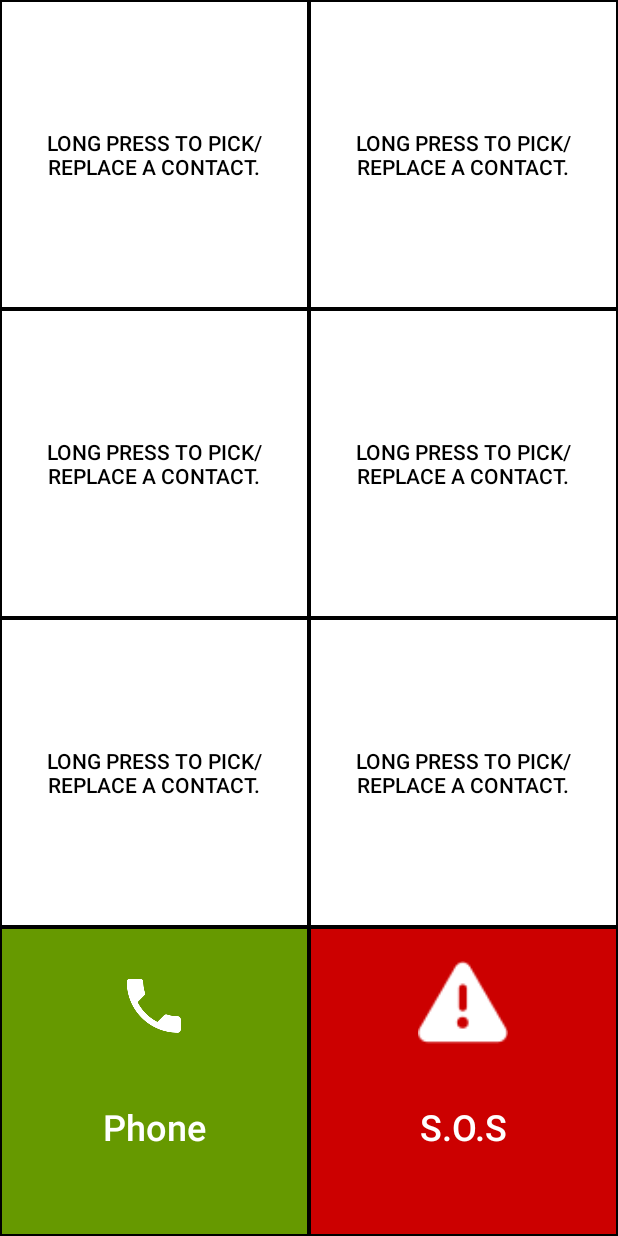
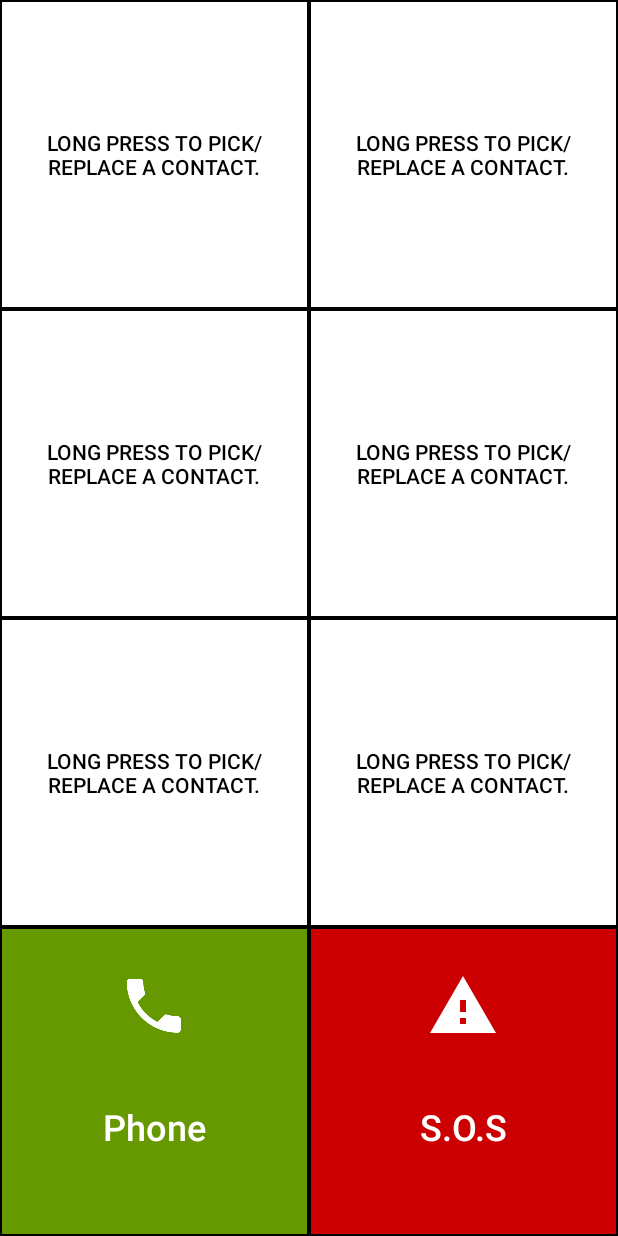
Before and after one commit to jatinhariani/Senior-Citizen-Launcher, an Android app: the layout fragment_launcher.xml on its own in the app's theme, with its tools: preview values and no code run, on a phone screen of 412 x 824 dp. Run offline under Robolectric (Android 15) with nearby library versions, the phone set to English and light mode, and no system bars.

Commit message:
- Styling fixes for making the phone and sos button vertically centered.  - added material design warning icon

```diff
--- a/app/src/main/res/drawable/sos_background.xml
+++ b/app/src/main/res/drawable/sos_background.xml
@@ -1,18 +1,18 @@
 <?xml version="1.0" encoding="utf-8"?>
 <layer-list xmlns:android="http://schemas.android.com/apk/res/android">
+    <item android:drawable="@android:color/holo_red_dark"/>
 
-
-    <item android:drawable="@android:color/holo_red_dark" />
     <item
         android:width="60dp"
         android:height="60dp"
         android:gravity="center"
         >
         <bitmap
+            android:src="@drawable/ic_warning_white_48dp"
+            android:gravity="center"
+            android:tint="@android:color/white"
             android:alpha="1"
-            android:gravity="center|fill_horizontal|fill_vertical"
-            android:src="@android:drawable/ic_dialog_alert"
-            android:tint="@android:color/white" />
+            />
     </item>
 
 </layer-list>
--- a/app/src/main/res/values/styles.xml
+++ b/app/src/main/res/values/styles.xml
@@ -16,6 +16,7 @@
 
     <style name="launcher_button">
         <item name="android:layout_gravity">center</item>
+        <item name="android:gravity">center</item>
         <item name="android:textColor">@android:color/white</item>
         <item name="android:textSize">24sp</item>
         <item name="android:textAllCaps">false</item>
```
Also changed, not shown: app/src/main/res/drawable-hdpi/ic_warning_white_48dp.png (added), app/src/main/res/drawable-mdpi/ic_warning_white_48dp.png (added), app/src/main/res/drawable-xhdpi/ic_warning_white_48dp.png (added), app/src/main/res/drawable-xxhdpi/ic_warning_white_48dp.png (added), app/src/main/res/drawable-xxxhdpi/ic_warning_white_48dp.png (added).
